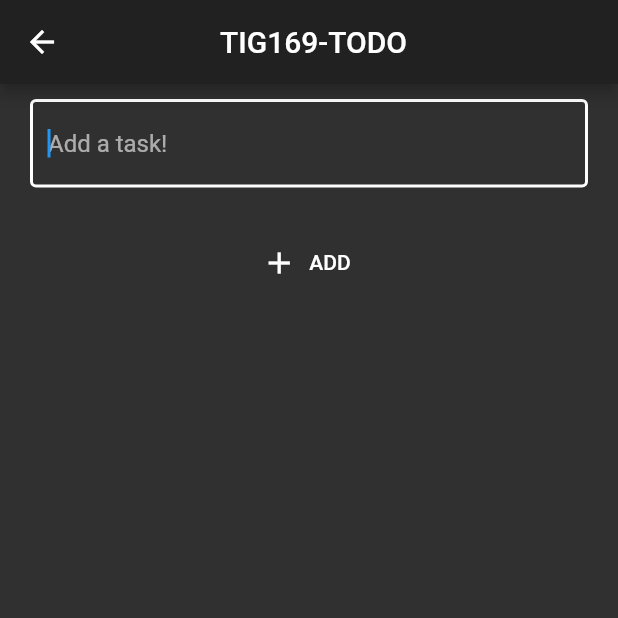
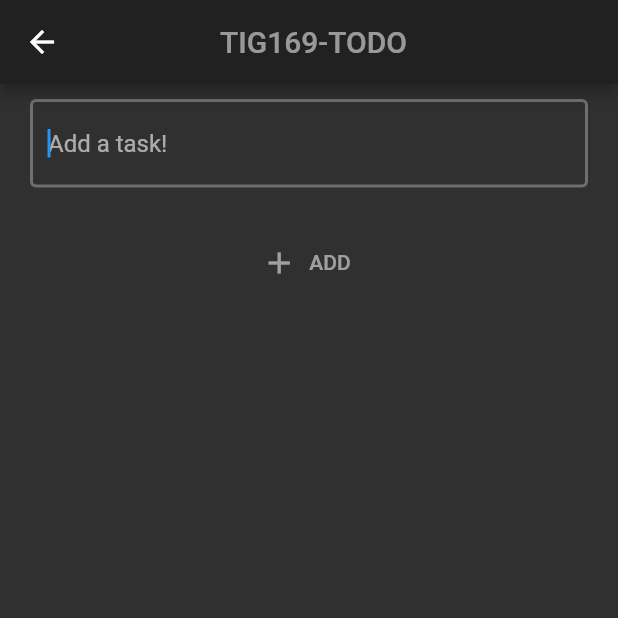
Before and after one commit to gu-tig169/gussveembd, a Flutter app: the screen it shows after launch, after a tap on an icon or button, on a phone screen of 412 x 824 dp, the top half of it. Run offline on Flutter 3.47's test engine with Material 2 defaults, Android fonts, the phone set to English and light mode, and no system bars.

Commit message:
Fixade lite färger

```diff
--- a/lib/SecondView.dart
+++ b/lib/SecondView.dart
@@ -17,9 +17,7 @@ class SecondViewState extends State<SecondView> {
   bool checkbox;
 
   Widget build(BuildContext context) {
-    return Scaffold(
-        appBar: _myAppbar(context),
-        body: _body());
+    return Scaffold(appBar: _myAppbar(context), body: _body());
   }
 
   Widget _body() {
@@ -47,9 +45,9 @@ class SecondViewState extends State<SecondView> {
           controller: textEditingController,
           decoration: InputDecoration(
               focusedBorder: OutlineInputBorder(
-                  borderSide: BorderSide(color: Colors.white, width: 2)),
+                  borderSide: BorderSide(color: Colors.white30, width: 2)),
               enabledBorder: OutlineInputBorder(
-                  borderSide: BorderSide(color: Colors.white, width: 2)),
+                  borderSide: BorderSide(color: Colors.white30, width: 2)),
               hintText: "Add a task!"),
         ));
   }
@@ -65,8 +63,10 @@ class SecondViewState extends State<SecondView> {
       onPressed: () {
         Navigator.pop(context, TodoItem(checkbox: false, task: task));
       },
-            label: Text('ADD'),
-            icon: Icon(Icons.add))
+      label: Text('ADD',style: TextStyle(color: Colors.white54),),
+      icon: Icon(Icons.add, color: Colors.white54,),
+
+    )
         ],
       );
   }
@@ -77,7 +77,7 @@ class SecondViewState extends State<SecondView> {
         padding: const EdgeInsets.only(
           right: 50,
         ),
-        child: Center(child: Text("TIG169-TODO")),
+        child: Center(child: Text("TIG169-TODO", style: TextStyle(color: Colors.white54),)),
       ),
     );
   }
--- a/lib/TodoList.dart
+++ b/lib/TodoList.dart
@@ -33,9 +33,12 @@ class _TodoListState extends State<TodoList> {
               state.checkBox(todo, newValue);
           },
           checkColor: Colors.black,
+          activeColor: Colors.white12,
             ),
           title: Text(todo.task),
-          trailing: IconButton(icon:Icon(Icons.remove_rounded), onPressed: (){
+          trailing: IconButton(icon:Icon(Icons.remove_rounded),
+          color: Colors.white54,
+           onPressed: (){
             var state = Provider.of<MyState>(context, listen: false);
                 state.removeTodo(todo);
           }),
--- a/lib/TodoListView.dart
+++ b/lib/TodoListView.dart
@@ -23,7 +23,7 @@ class TodoListView extends StatelessWidget {
         padding: const EdgeInsets.only(
           left: 50,
         ),
-        child: Center(child: Text("TIG169-TODO")),
+        child: Center(child: Text("TIG169-TODO", style: TextStyle(color: Colors.white54),)),
       ),
       actions: [
         _popup(context),
@@ -33,6 +33,7 @@ class TodoListView extends StatelessWidget {
 
   Widget _nextPageButton(context) {
     return FloatingActionButton(
+     backgroundColor: Colors.white24,
       onPressed: () async {
         var newTask = await Navigator.push(
             context,
@@ -76,7 +77,7 @@ class TodoListView extends StatelessWidget {
         icon: Icon(
           Icons.more_vert,
           size: 30,
-          color: Colors.white,
+          color: Colors.white54,
         ),
       ),
     );
--- a/lib/main.dart
+++ b/lib/main.dart
@@ -32,4 +32,6 @@ class _MyAppState extends State<MyApp> {
       home: TodoListView(),
     );
   }
+
+
 }
--- a/pubspec.yaml
+++ b/pubspec.yaml
@@ -32,6 +32,7 @@ dependencies:
   # Use with the CupertinoIcons class for iOS style icons.
   cupertino_icons: ^1.0.0
   provider: any
+  http: ^0.12.2
 
 dev_dependencies:
   flutter_test:
```
Also changed, not shown: lib/model.dart (+1 -6 lines), pubspec.lock. Lines whose indentation alone changed are shown as unchanged.
